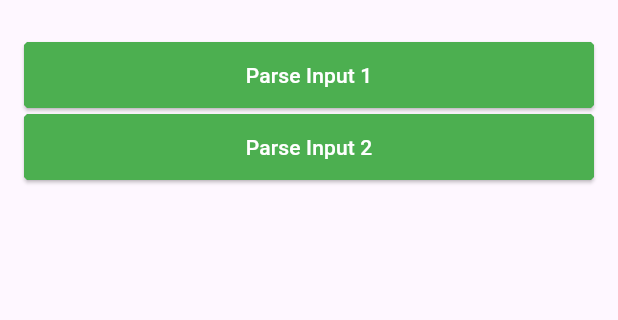
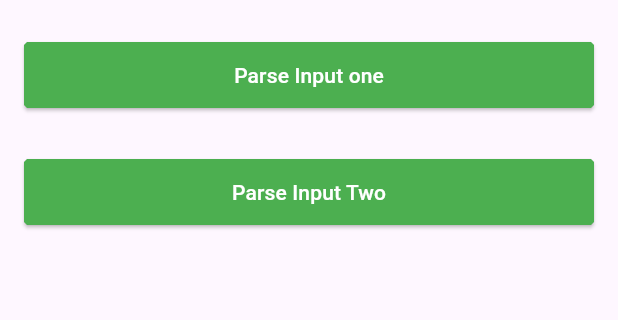
Before and after one commit to Dip8080/json_parser, a Flutter app: the screen it shows after launch, on a phone screen of 412 x 824 dp, the part 69-389 px from its top. Run offline on Flutter 3.47's test engine with Material 3 defaults, Android fonts, the light colour scheme and no system bars.

Commit message:
final_commit

```diff
--- a/lib/ui/screen/json_parsing_screen.dart
+++ b/lib/ui/screen/json_parsing_screen.dart
@@ -17,6 +17,7 @@ class _JsonParsingScreenState extends State<JsonParsingScreen> {
   ''';
 
   bool inProgress = false;
+  bool inProgressTwo = false;
   @override
   Widget build(BuildContext context) {
     return Scaffold(
@@ -25,47 +26,43 @@ class _JsonParsingScreenState extends State<JsonParsingScreen> {
       ),
       body: Padding(
         padding: const EdgeInsets.all(16.0),
+        child: SingleChildScrollView(
           child: Column(
             crossAxisAlignment: CrossAxisAlignment.center,
             mainAxisAlignment: MainAxisAlignment.start,
             children: [
               ElevatedButton(
                 onPressed: () {
-                List<AndroidVersion> versions = _parseJson(firstJsonInput);
-                showDialog(
-                  context: context,
-                  builder: (context) => AlertDialog(
-                    content: SingleChildScrollView(
-                      child: ListBody(
-                        children: versions.map((version) {
-                          return Text('${version.id}: ${version.title}');
-                        }).toList(),
+                  inProgress =! inProgress ;
+                  setState(() {
+                  });
+                },
+                child: Text('Parse Input one'),
               ),
+              SizedBox(height: 10),
+              Visibility(
+              visible: inProgress == false,
+              replacement: _dataTable(_parseJson(firstJsonInput)),
+              child: Container(),
+
               ),
-                  ),
-                );
-              },
-              child: Text('Parse Input 1'),
-            ),
+              SizedBox(height: 20),
               ElevatedButton(
                 onPressed: () {
-                List<AndroidVersion> versions = _parseJson(secondJsonInput);
-                showDialog(
-                  context: context,
-                  builder: (context) => AlertDialog(
-                    content: SingleChildScrollView(
-                      child: ListBody(
-                        children: versions.map((version) {
-                          return Text('${version.id}: ${version.title}');
-                        }).toList(),
+                  inProgressTwo =! inProgressTwo ;
+                  setState(() {
+                  });
+                },
+                child: Text('Parse Input Two'),
               ),
-                    ),
-                  ),
-                );
-              },
-              child: Text('Parse Input 2'),
+              SizedBox(height: 10),
+              Visibility(
+              visible: inProgressTwo == false,
+              replacement: _dataTable(_parseJson(secondJsonInput)),
+              child: Container(),
               ),
             ],
+          ),
         ),
       ),
     );
@@ -73,20 +70,47 @@ class _JsonParsingScreenState extends State<JsonParsingScreen> {
 
   List<AndroidVersion> _parseJson(String jsonString) {
     final List<dynamic> jsonList = jsonDecode(jsonString);
-    List<AndroidVersion> versions = [];
+    List<AndroidVersion> parsedJson = [];
 
     for (var item in jsonList) {
       if (item is Map) {
         item.values.forEach((v) {
-          versions.add(AndroidVersion(id: v['id'], title: v['title']));
+          parsedJson.add(AndroidVersion(id: v['id'], title: v['title']));
         });
       } else if (item is List) {
         item.forEach((v) {
-          versions.add(AndroidVersion(id: v['id'], title: v['title']));
+          parsedJson.add(AndroidVersion(id: v['id'], title: v['title']));
         });
       }
     }
 
-    return versions;
+    return parsedJson;
+  }
+
+  Widget _dataTable (List <AndroidVersion> data) {
+    return DataTable(
+        columns: const <DataColumn>[
+          DataColumn(
+            label: Text(
+              'ID',
+              style: TextStyle(fontStyle: FontStyle.italic , fontSize: 18),
+            ),
+          ),
+          DataColumn(
+            label: Text(
+              'Value',
+              style: TextStyle(fontStyle: FontStyle.italic, fontSize: 18 ),
+            ),
+          ),
+        ],
+        rows: data.map((item) {
+          return DataRow(
+            cells: <DataCell>[
+              DataCell(Text(item.id.toString() , style: TextStyle(fontSize: 18 , fontWeight: FontWeight.bold),)),
+              DataCell(Text(item.title.toString(), style: TextStyle(fontSize: 18 , fontWeight: FontWeight.bold),),),
+            ],
+          );
+        }).toList(),
+      );
   }
 }
```
Lines whose indentation alone changed are shown as unchanged.
